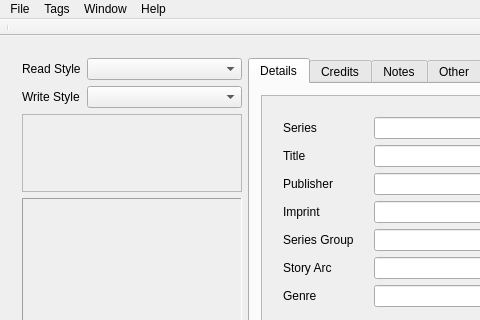
comictagger/comictagger, file taggerwindow.ui: the form before one commit; both pictures show x 0 to 480 and y 0 to 320 of the 968 by 575 pixel window.
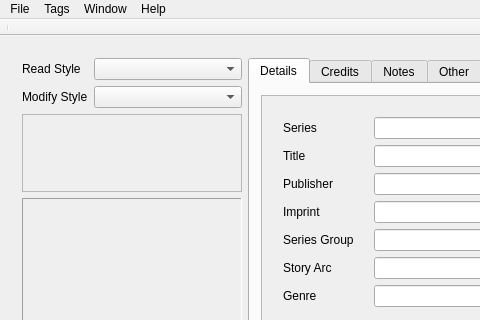
The form after the commit.

What changed in the file:
```diff
--- a/taggerwindow.ui
+++ b/taggerwindow.ui
@@ -72,7 +72,7 @@
             <item row="1" column="0">
              <widget class="QLabel" name="saveStyleLabel">
               <property name="text">
-               <string>Write Style</string>
+               <string>Modify Style</string>
               </property>
              </widget>
             </item>
```
Left out of the diff: 2 changed lines with no effect on the pictures.
